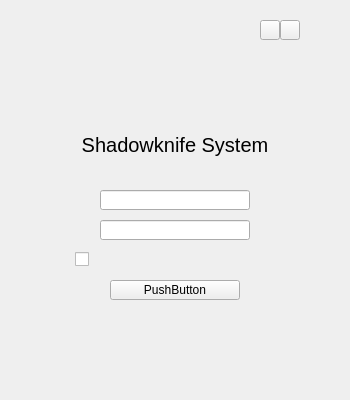
The window that ShadowKnifeApplicationWindows/Shadowknife/logininterface.ui (sinkfarli/ShdowKnife-Project) describes before a commit, drawn with Qt 5.
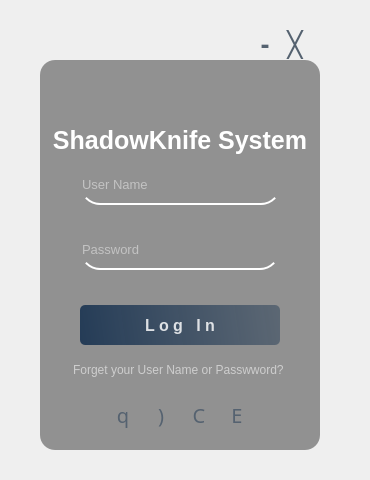
The same window after the commit. Icons and pictures are not drawn.

```diff
--- a/ShadowKnifeApplicationWindows/Shadowknife/logininterface.ui
+++ b/ShadowKnifeApplicationWindows/Shadowknife/logininterface.ui
@@ -6,36 +6,42 @@
    <rect>
     <x>0</x>
     <y>0</y>
-    <width>350</width>
-    <height>400</height>
+    <width>370</width>
+    <height>480</height>
    </rect>
   </property>
   <property name="windowTitle">
    <string>LoginInterface</string>
   </property>
+  <property name="styleSheet">
+   <string notr="true"/>
+  </property>
   <widget class="QWidget" name="widget" native="true">
    <property name="geometry">
     <rect>
-     <x>50</x>
-     <y>20</y>
-     <width>250</width>
-     <height>350</height>
+     <x>0</x>
+     <y>0</y>
+     <width>370</width>
+     <height>480</height>
     </rect>
    </property>
    <property name="styleSheet">
-    <string notr="true"/>
+    <string notr="true">border-radius:20px;
+background-color:rgba(0,0,0,0);</string>
    </property>
    <widget class="QLabel" name="logo">
     <property name="geometry">
      <rect>
-      <x>100</x>
+      <x>30</x>
       <y>30</y>
-      <width>50</width>
-      <height>50</height>
+      <width>300</width>
+      <height>420</height>
      </rect>
     </property>
     <property name="styleSheet">
-     <string notr="true">image: url(:/LoginInterfare/Image/LoginInterfare/logo.png);</string>
+     <string notr="true">border-image: url(:/LoginInterfare/Image/LoginInterfare/1.jpg);
+border-radius:20px;
+</string>
     </property>
     <property name="text">
      <string/>
@@ -44,21 +50,45 @@
    <widget class="QLabel" name="ShadowknifeSystem">
     <property name="geometry">
      <rect>
-      <x>0</x>
-      <y>100</y>
-      <width>250</width>
-      <height>50</height>
+      <x>40</x>
+      <y>60</y>
+      <width>280</width>
+      <height>390</height>
      </rect>
     </property>
     <property name="font">
      <font>
-      <family>Nirmala UI</family>
       <pointsize>15</pointsize>
-      <bold>false</bold>
      </font>
     </property>
+    <property name="styleSheet">
+     <string notr="true">background-color:rgba(0,0,0,100);
+border-radius:15px;</string>
+    </property>
     <property name="text">
-     <string>Shadowknife System</string>
+     <string/>
+    </property>
+   </widget>
+   <widget class="QLabel" name="label_3">
+    <property name="geometry">
+     <rect>
+      <x>-350</x>
+      <y>-90</y>
+      <width>230</width>
+      <height>40</height>
+     </rect>
+    </property>
+    <property name="font">
+     <font>
+      <pointsize>16</pointsize>
+      <bold>true</bold>
+     </font>
+    </property>
+    <property name="styleSheet">
+     <string notr="true">color:rgba(255,255,255,210);</string>
+    </property>
+    <property name="text">
+     <string>ShadowKnife System</string>
     </property>
     <property name="alignment">
      <set>Qt::AlignCenter</set>
@@ -67,124 +97,381 @@
    <widget class="QLineEdit" name="UserEdit">
     <property name="geometry">
      <rect>
-      <x>50</x>
-      <y>170</y>
-      <width>150</width>
-      <height>20</height>
+      <x>80</x>
+      <y>165</y>
+      <width>201</width>
+      <height>40</height>
      </rect>
     </property>
-   </widget>
-   <widget class="QPushButton" name="Close">
-    <property name="geometry">
-     <rect>
-      <x>230</x>
-      <y>0</y>
-      <width>20</width>
-      <height>20</height>
-     </rect>
+    <property name="font">
+     <font>
+      <pointsize>10</pointsize>
+     </font>
     </property>
     <property name="styleSheet">
-     <string notr="true"/>
+     <string notr="true">background-color:rgba(0,0,0,0);
+border:none;
+border-bottom:2px solid rgba(255,255,255,255);
+color:rgba(255,255,255,230);
+padding- bottom:7px;</string>
     </property>
-    <property name="text">
-     <string/>
+    <property name="placeholderText">
+     <string>User Name</string>
     </property>
-    <property name="flat">
-     <bool>false</bool>
-    </property>
    </widget>
-   <widget class="QPushButton" name="Reduce">
+   <widget class="QLineEdit" name="lineEdit_2">
     <property name="geometry">
      <rect>
-      <x>210</x>
-      <y>0</y>
-      <width>20</width>
-      <height>20</height>
+      <x>80</x>
+      <y>230</y>
+      <width>200</width>
+      <height>40</height>
      </rect>
     </property>
+    <property name="font">
+     <font>
+      <pointsize>10</pointsize>
+     </font>
+    </property>
     <property name="styleSheet">
-     <string notr="true"/>
+     <string notr="true">background-color:rgba(0,0,0,0);
+border:none;
+border-bottom:2px solid rgba(255,255,255,255);
+color:rgba(255,255,255,230);
+padding- bottom:7px;</string>
     </property>
-    <property name="text">
-     <string/>
+    <property name="echoMode">
+     <enum>QLineEdit::Password</enum>
     </property>
-    <property name="flat">
-     <bool>false</bool>
+    <property name="placeholderText">
+     <string>Password</string>
     </property>
    </widget>
-   <widget class="QLineEdit" name="PresswordEdit">
+   <widget class="QPushButton" name="pushButton">
     <property name="geometry">
      <rect>
-      <x>50</x>
-      <y>200</y>
-      <width>150</width>
-      <height>20</height>
+      <x>80</x>
+      <y>305</y>
+      <width>200</width>
+      <height>40</height>
      </rect>
     </property>
-   </widget>
-   <widget class="QLabel" name="Userlabel">
-    <property name="geometry">
-     <rect>
-      <x>30</x>
-      <y>170</y>
-      <width>20</width>
-      <height>20</height>
-     </rect>
+    <property name="font">
+     <font>
+      <pointsize>12</pointsize>
+      <bold>true</bold>
+     </font>
     </property>
-    <property name="text">
-     <string/>
+    <property name="styleSheet">
+     <string notr="true">QPushButton#pushButton{
+	background-color: qlineargradient(spread:pad, x1:0, y1:0.505682, x2:1, y2:0.477, stop:0 rgba(20, 47, 78, 219), stop:1 rgba(85, 98, 112, 226));
+	color:rgba(255,255,255,210);
+	border-radius:5px;
+}
+QPushButto#pushButton:hover{
+	background-color: qlineargradient(spread:pad, x1:0, y1:0.505682, x2:1, y2:0.477, stop:0 rgba(40, 67, 98, 219), stop:1 rgba(105, 118, 132, 226));
+}
+QPushButton#pushButton:pressed{
+	padding-left:5px;
+	padding-top:5px;
+	background-color:rgba(105,118,132,200);
+}</string>
     </property>
-   </widget>
-   <widget class="QLabel" name="Presswordlabel">
-    <property name="geometry">
-     <rect>
-      <x>30</x>
-      <y>200</y>
-      <width>20</width>
-      <height>20</height>
-     </rect>
-    </property>
     <property name="text">
-     <string/>
+     <string>L o g   I n</string>
     </property>
    </widget>
-   <widget class="QCheckBox" name="IntoLoginBox">
-    <property name="geometry">
-     <rect>
-      <x>25</x>
-      <y>230</y>
-      <width>70</width>
-      <height>18</height>
-     </rect>
-    </property>
-    <property name="text">
-     <string/>
-    </property>
-   </widget>
-   <widget class="QLabel" name="Forgetlabel">
-    <property name="geometry">
-     <rect>
-      <x>175</x>
-      <y>230</y>
-      <width>55</width>
-      <height>16</height>
-     </rect>
-    </property>
-    <property name="text">
-     <string/>
-    </property>
-   </widget>
-   <widget class="QPushButton" name="LoginButton">
+   <widget class="QLabel" name="label_4">
     <property name="geometry">
      <rect>
       <x>60</x>
-      <y>260</y>
-      <width>130</width>
+      <y>360</y>
+      <width>240</width>
       <height>20</height>
      </rect>
     </property>
+    <property name="styleSheet">
+     <string notr="true">color:rgba(255,255,255,140);
+</string>
+    </property>
     <property name="text">
-     <string>PushButton</string>
+     <string>Forget your User Name or Passwword? </string>
+    </property>
+    <property name="alignment">
+     <set>Qt::AlignCenter</set>
+    </property>
+   </widget>
+   <widget class="QWidget" name="horizontalLayoutWidget">
+    <property name="geometry">
+     <rect>
+      <x>100</x>
+      <y>400</y>
+      <width>160</width>
+      <height>31</height>
+     </rect>
+    </property>
+    <layout class="QHBoxLayout" name="horizontalLayout">
+     <property name="spacing">
+      <number>0</number>
+     </property>
+     <item>
+      <widget class="QPushButton" name="pushButton_4">
+       <property name="maximumSize">
+        <size>
+         <width>30</width>
+         <height>30</height>
+        </size>
+       </property>
+       <property name="font">
+        <font>
+         <family>Social Media Circled</family>
+         <pointsize>15</pointsize>
+        </font>
+       </property>
+       <property name="styleSheet">
+        <string notr="true">QPushButton#pushButton_4{
+	background-color: rgba(0, 0, 0, 0);
+	color:rgba(85,98,112,255);
+	border:none;
+}
+QPushButto#pushButton_4:hover{
+	color:rgba(0, 0, 0, 0);
+}
+QPushButton#pushButton_4:pressed{
+	padding-left:5px;
+	padding-top:5px;
+	background-color:rgba(0, 0, 0, 0);
+}</string>
+       </property>
+       <property name="text">
+        <string>q</string>
+       </property>
+      </widget>
+     </item>
+     <item>
+      <widget class="QPushButton" name="pushButton_5">
+       <property name="maximumSize">
+        <size>
+         <width>30</width>
+         <height>30</height>
+        </size>
+       </property>
+       <property name="font">
+        <font>
+         <family>Social Media Circled</family>
+         <pointsize>15</pointsize>
+        </font>
+       </property>
+       <property name="styleSheet">
+        <string notr="true">QPushButton#pushButton_5{
+	background-color: rgba(0, 0, 0, 0);
+	color:rgba(85,98,112,255);
+	border:none;
+}
+QPushButto#pushButton_5:hover{
+	color:rgba(0, 0, 0, 0);
+}
+QPushButton#pushButton_5:pressed{
+	padding-left:5px;
+	padding-top:5px;
+	background-color:rgba(0, 0, 0, 0);
+}</string>
+       </property>
+       <property name="text">
+        <string>)</string>
+       </property>
+      </widget>
+     </item>
+     <item>
+      <widget class="QPushButton" name="pushButton_3">
+       <property name="maximumSize">
+        <size>
+         <width>30</width>
+         <height>30</height>
+        </size>
+       </property>
+       <property name="font">
+        <font>
+         <family>Social Media Circled</family>
+         <pointsize>15</pointsize>
+        </font>
+       </property>
+       <property name="styleSheet">
+        <string notr="true">QPushButton#pushButton_3{
+	background-color: rgba(0, 0, 0, 0);
+	color:rgba(85,98,112,255);
+	border:none;
+}
+QPushButto#pushButton_3:hover{
+	color:rgba(0, 0, 0, 0);
+}
+QPushButton#pushButton_3:pressed{
+	padding-left:5px;
+	padding-top:5px;
+	background-color:rgba(0, 0, 0, 0);
+}</string>
+       </property>
+       <property name="text">
+        <string>C</string>
+       </property>
+      </widget>
+     </item>
+     <item>
+      <widget class="QPushButton" name="pushButton_2">
+       <property name="maximumSize">
+        <size>
+         <width>30</width>
+         <height>30</height>
+        </size>
+       </property>
+       <property name="font">
+        <font>
+         <family>Social Media Circled</family>
+         <pointsize>15</pointsize>
+        </font>
+       </property>
+       <property name="styleSheet">
+        <string notr="true">QPushButton#pushButton_2{
+	background-color: rgba(0, 0, 0, 0);
+	color:rgba(85,98,112,255);
+	border:none;
+}
+QPushButto#pushButton_2:hover{
+	color:rgba(0, 0, 0, 0);
+}
+QPushButton#pushButton_2:pressed{
+	padding-left:5px;
+	padding-top:5px;
+	background-color:rgba(0, 0, 0, 0);
+}</string>
+       </property>
+       <property name="text">
+        <string>E</string>
+       </property>
+      </widget>
+     </item>
+    </layout>
+   </widget>
+   <widget class="QLabel" name="label_5">
+    <property name="geometry">
+     <rect>
+      <x>150</x>
+      <y>40</y>
+      <width>50</width>
+      <height>50</height>
+     </rect>
+    </property>
+    <property name="styleSheet">
+     <string notr="true">border-image: url(:/LoginInterfare/Image/LoginInterfare/logo.png);
+border-radius:20px;</string>
+    </property>
+    <property name="text">
+     <string/>
+    </property>
+   </widget>
+   <widget class="QPushButton" name="pushButton_6">
+    <property name="geometry">
+     <rect>
+      <x>280</x>
+      <y>30</y>
+      <width>30</width>
+      <height>29</height>
+     </rect>
+    </property>
+    <property name="maximumSize">
+     <size>
+      <width>30</width>
+      <height>30</height>
+     </size>
+    </property>
+    <property name="font">
+     <font>
+      <pointsize>20</pointsize>
+      <bold>true</bold>
+     </font>
+    </property>
+    <property name="styleSheet">
+     <string notr="true">QPushButton#pushButton_6{
+	background-color: rgba(0, 0, 0, 0);
+	color:rgba(85,98,112,255);
+	border:none;
+}
+QPushButto#pushButton_6:hover{
+	color:rgba(0, 0, 0, 0);
+}
+QPushButton#pushButton_6:pressed{
+	padding-left:5px;
+	padding-top:5px;
+	background-color:rgba(0, 0, 0, 0);
+}</string>
+    </property>
+    <property name="text">
+     <string>╳</string>
+    </property>
+   </widget>
+   <widget class="QPushButton" name="pushButton_7">
+    <property name="geometry">
+     <rect>
+      <x>250</x>
+      <y>30</y>
+      <width>30</width>
+      <height>29</height>
+     </rect>
+    </property>
+    <property name="maximumSize">
+     <size>
+      <width>30</width>
+      <height>30</height>
+     </size>
+    </property>
+    <property name="font">
+     <font>
+      <pointsize>20</pointsize>
+      <bold>true</bold>
+     </font>
+    </property>
+    <property name="styleSheet">
+     <string notr="true">QPushButton#pushButton_7{
+	background-color: rgba(0, 0, 0, 0);
+	color:rgba(85,98,112,255);
+	border:none;
+}
+QPushButto#pushButton_7:hover{
+	color:rgba(0, 0, 0, 0);
+}
+QPushButton#pushButton_7:pressed{
+	padding-left:5px;
+	padding-top:5px;
+	background-color:rgba(0, 0, 0, 0);
+}</string>
+    </property>
+    <property name="text">
+     <string>-</string>
+    </property>
+   </widget>
+   <widget class="QLabel" name="label_6">
+    <property name="geometry">
+     <rect>
+      <x>40</x>
+      <y>125</y>
+      <width>280</width>
+      <height>30</height>
+     </rect>
+    </property>
+    <property name="font">
+     <font>
+      <pointsize>19</pointsize>
+      <bold>true</bold>
+     </font>
+    </property>
+    <property name="styleSheet">
+     <string notr="true">color: rgb(255, 255, 255);</string>
+    </property>
+    <property name="text">
+     <string>ShadowKnife System</string>
+    </property>
+    <property name="alignment">
+     <set>Qt::AlignCenter</set>
     </property>
    </widget>
   </widget>
```
Left out of the diff: 6 changed lines with no effect on the pictures.
